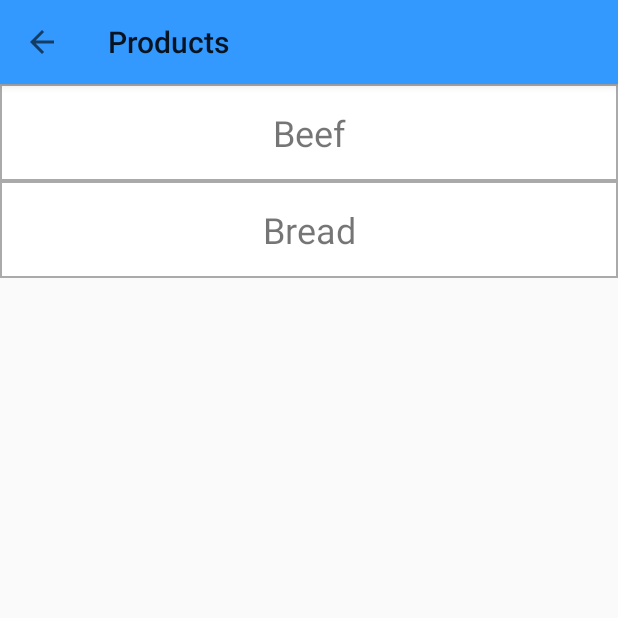
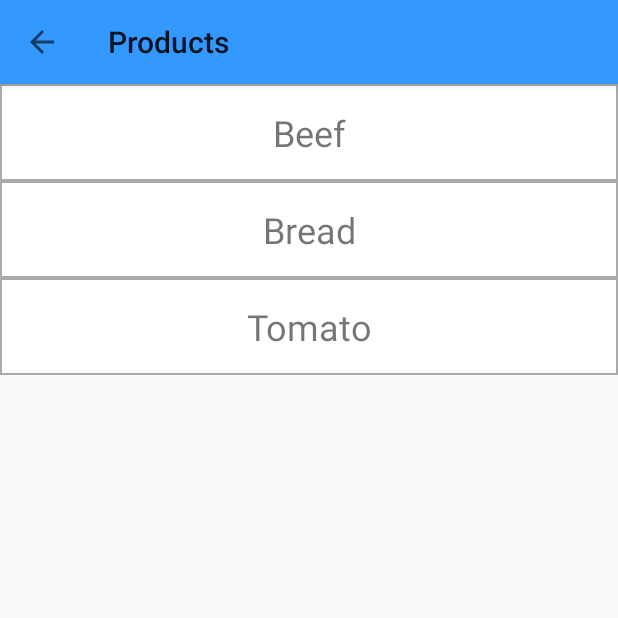
Before and after one commit to RyDVi/freshness_products, an Android app: the screen it shows after launch (ProductListActivity), after a tap on "Products", on a phone screen of 412 x 824 dp, the top half of it. Run offline under Robolectric (Android 15) with nearby library versions, the phone set to English and light mode, and no system bars.

Commit message:
Added tomato model without tomato description in html (added only tomato pages)

```diff
--- a/app/src/main/assets/product_recognizer_labels.txt
+++ b/app/src/main/assets/product_recognizer_labels.txt
@@ -1,3 +1,4 @@
 another
 beef
 bread
+tomato
--- a/app/src/main/java/com/rydvi/product/edibility/recognizer/api/ProductContainer.java
+++ b/app/src/main/java/com/rydvi/product/edibility/recognizer/api/ProductContainer.java
@@ -13,6 +13,7 @@ public class ProductContainer extends TypeContainer {
     private static Type BEEF;
     private static Type BREAD;
     private static Type ANOTHER;
+    private static Type TOMATO;
 
     public ProductContainer() {
         BEEF = new Type() {
@@ -64,7 +65,24 @@ public class ProductContainer extends TypeContainer {
                 return getTranslateHtmlToType(this);
             }
         };
-        listTypes.addAll(Arrays.asList(BEEF, BREAD));
+        TOMATO = new Type(){
+
+            @Override
+            public String getName() {
+                return "tomato";
+            }
+
+            @Override
+            public String getTranlatedName(Context context) {
+                return context.getResources().getString(R.string.tomato_name);
+            }
+
+            @Override
+            public String getHtmlPath() {
+                return getTranslateHtmlToType(this);
+            }
+        };
+        listTypes.addAll(Arrays.asList(BEEF, BREAD, TOMATO));
     }
 
     @Override
--- a/app/src/main/res/values/products-strings.xml
+++ b/app/src/main/res/values/products-strings.xml
@@ -8,4 +8,7 @@
 
     <!--  Another -->
     <string name="another_name">Another</string>
+
+    <!--  Tomato  -->
+    <string name="tomato_name">Tomato</string>
 </resources>
```
Also changed, not shown: 1 other file.
